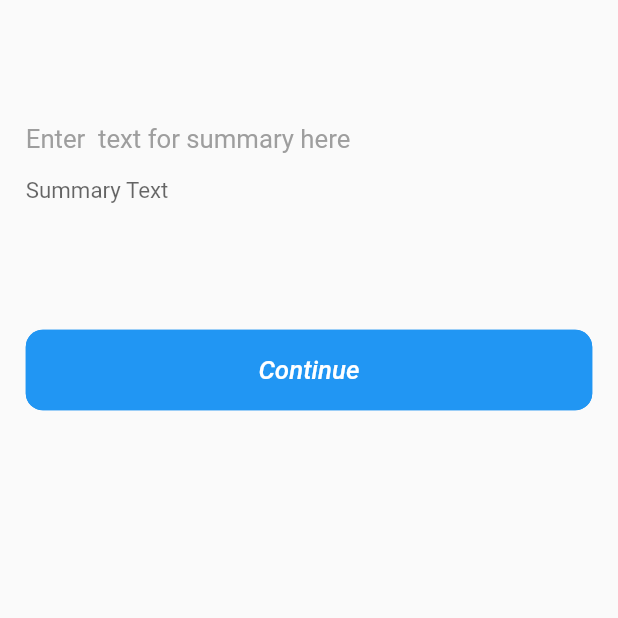
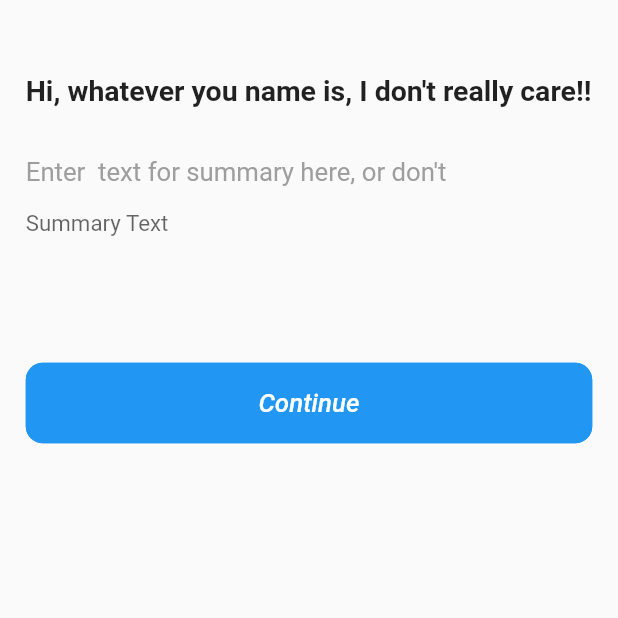
Before and after one commit to virtz/somry, a Flutter app: the screen it shows after launch, on a phone screen of 412 x 824 dp, the top half of it. Run offline on Flutter 3.47's test engine with Material 2 defaults, Android fonts, the phone set to English and light mode, and no system bars; our stand-ins replace auto_route, dartz, flutter_screenutil, freezed_annotation, get_it, injectable and 2 more.

Commit message:
feat:Changes

```diff
--- a/lib/presentation/home/home.dart
+++ b/lib/presentation/home/home.dart
@@ -35,8 +35,12 @@ class _HomePageState extends State<HomePage> {
                   child: Column(
                     crossAxisAlignment: CrossAxisAlignment.start,
                     children: [
-                      SizedBox(height: size.height * 0.1),
-                      Text('Enter  text for summary here',
+                      SizedBox(height: size.height * 0.06),
+                      Text('Hi, whatever you name is, I don\'t really care!!',
+                          style: TextStyle(
+                              fontSize: 16.6.sp, fontWeight: FontWeight.w600)),
+                      SizedBox(height: size.height * 0.04),
+                      Text('Enter  text for summary here, or don\'t',
                           style:
                               TextStyle(fontSize: 15.sp, color: Colors.grey)),
                       TextFormField(
```
Also changed, not shown: lib/presentation/home/summary_display.dart (+16 -1 lines).
